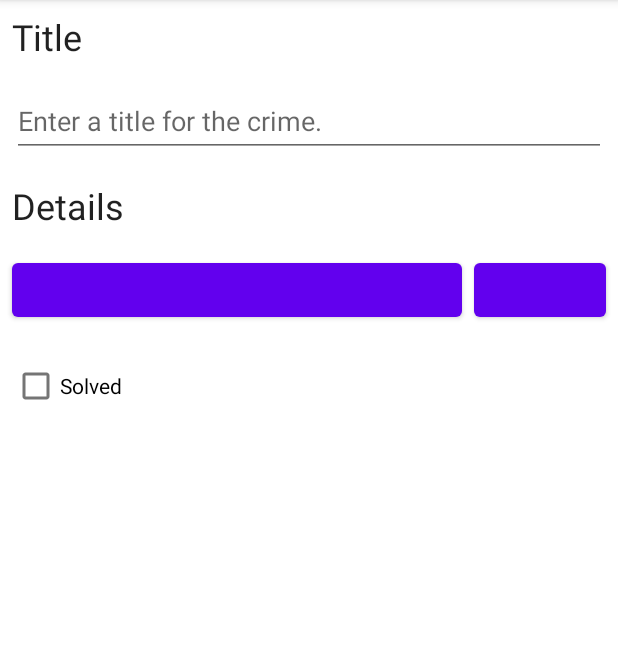
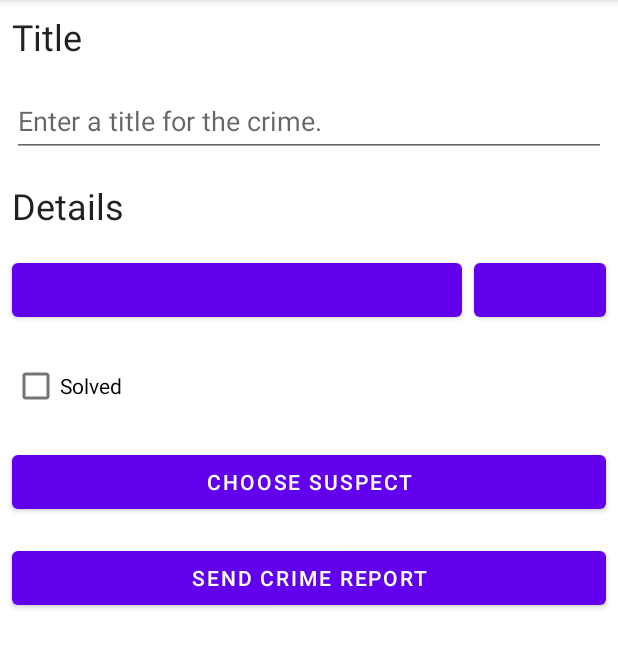
Before and after one commit to JohnyLukas/crime-and-punishment, an Android app: the screen it shows after launch (MainActivity), after a tap on "New Crime", on a phone screen of 412 x 824 dp, the part 84-752 px from its top. Run offline under Robolectric (Android 15) with nearby library versions, the phone set to English and light mode, and no system bars; our stand-ins replace Room's generated code; libraries missing offline, so code that uses them is left out: by.kirich1409.viewbindingdelegate; 15 statements that could not run were skipped.

Commit message:
crime&punishment v4.0

```diff
--- a/app/src/main/AndroidManifest.xml
+++ b/app/src/main/AndroidManifest.xml
@@ -27,5 +27,11 @@
                 android:value="" />
         </activity>
     </application>
+    <queries>
+        <intent>
+            <action android:name="android.intent.action.PICK" />
+            <data android:mimeType="vnd.android.cursor.dir/contact" />
+        </intent>
+    </queries>
 
 </manifest>
--- a/app/src/main/java/com/example/criminalintent/Crime.kt
+++ b/app/src/main/java/com/example/criminalintent/Crime.kt
@@ -10,5 +10,6 @@ data class Crime(
     val id: UUID,
     val title: String,
     val date: Date,
-    val isSolved: Boolean
+    val isSolved: Boolean,
+    val suspect: String = ""
 )
--- a/app/src/main/java/com/example/criminalintent/CrimeRepository.kt
+++ b/app/src/main/java/com/example/criminalintent/CrimeRepository.kt
@@ -3,6 +3,7 @@ package com.example.criminalintent
 import android.content.Context
 import androidx.room.Room
 import com.example.criminalintent.database.CrimeDatabase
+import com.example.criminalintent.database.migration_1_2
 import kotlinx.coroutines.CoroutineScope
 import kotlinx.coroutines.DelicateCoroutinesApi
 import kotlinx.coroutines.GlobalScope
@@ -17,7 +18,9 @@ class CrimeRepository @OptIn(DelicateCoroutinesApi::class) private constructor(
 ) {
     private val database: CrimeDatabase = Room.databaseBuilder(
             context.applicationContext, CrimeDatabase::class.java, DATABASE_NAME
-        ).build()
+        )
+        .addMigrations(migration_1_2)
+        .build()
 
     fun getCrimes(): Flow<List<Crime>> = database.crimeDao().getCrimes()
 
--- a/app/src/main/java/com/example/criminalintent/database/CrimeDatabase.kt
+++ b/app/src/main/java/com/example/criminalintent/database/CrimeDatabase.kt
@@ -3,10 +3,20 @@ package com.example.criminalintent.database
 import androidx.room.Database
 import androidx.room.RoomDatabase
 import androidx.room.TypeConverters
+import androidx.room.migration.Migration
+import androidx.sqlite.db.SupportSQLiteDatabase
 import com.example.criminalintent.Crime
 
-@Database(entities = [Crime::class], version = 1, exportSchema = false)
+@Database(entities = [Crime::class], version = 2, exportSchema = false)
 @TypeConverters(CrimeTypeConverters::class)
 abstract class CrimeDatabase : RoomDatabase() {
     abstract fun crimeDao(): CrimeDao
 }
+
+val migration_1_2 = object  : Migration(1, 2) {
+    override fun migrate(database: SupportSQLiteDatabase) {
+        database.execSQL(
+            "ALTER TABLE Crime ADD COLUMN suspect TEXT NOT NULL DEFAULT ''"
+        )
+    }
+}
--- a/app/src/main/res/layout/fragment_crime_detail.xml
+++ b/app/src/main/res/layout/fragment_crime_detail.xml
@@ -1,5 +1,6 @@
 <?xml version="1.0" encoding="utf-8"?>
-<androidx.constraintlayout.widget.ConstraintLayout xmlns:android="http://schemas.android.com/apk/res/android"
+<androidx.constraintlayout.widget.ConstraintLayout
+    xmlns:android="http://schemas.android.com/apk/res/android"
     xmlns:app="http://schemas.android.com/apk/res-auto"
     xmlns:tools="http://schemas.android.com/tools"
     android:id="@+id/linearLayoutFragmentDetail"
@@ -83,4 +84,29 @@
         app:layout_constraintStart_toStartOf="parent"
         app:layout_constraintTop_toBottomOf="@+id/crime_date" />
 
+    <Button
+        android:id="@+id/chooseSuspect"
+        android:layout_width="0dp"
+        android:layout_height="wrap_content"
+        android:layout_marginStart="8dp"
+        android:layout_marginTop="16dp"
+        android:layout_marginEnd="8dp"
+        android:text="@string/crime_suspect_text"
+        app:layout_constraintEnd_toEndOf="parent"
+        app:layout_constraintStart_toStartOf="parent"
+        app:layout_constraintTop_toBottomOf="@+id/isCrimeSolved" />
+
+    <Button
+        android:id="@+id/sendCrimeReport"
+        android:layout_width="0dp"
+        android:layout_height="wrap_content"
+        android:layout_marginStart="8dp"
+        android:layout_marginTop="16dp"
+        android:layout_marginEnd="8dp"
+        android:text="@string/crime_report_text"
+        app:layout_constraintEnd_toEndOf="parent"
+        app:layout_constraintStart_toStartOf="parent"
+        app:layout_constraintTop_toBottomOf="@+id/chooseSuspect" />
+
+
 </androidx.constraintlayout.widget.ConstraintLayout>
--- a/app/src/main/res/values/strings.xml
+++ b/app/src/main/res/values/strings.xml
@@ -8,4 +8,13 @@
     <string name="new_crime">New Crime</string>
     <string name="delete_crime">Delete Crime</string>
     <string name="no_crimes">There are no crimes</string>
+    <string name="crime_suspect_text">Choose Suspect</string>
+    <string name="crime_report_text">Send Crime Report</string>
+    <string name="crime_report">%1$s! The crime was discovered on %2$s. %3$s, and %4$s</string>
+    <string name="crime_report_solved">The case is solved</string>
+    <string name="crime_report_unsolved">The case is not solved</string>
+    <string name="crime_report_no_suspect">there is no suspect.</string>
+    <string name="crime_report_suspect">the suspect is %s.</string>
+    <string name="crime_report_subject">CriminalIntent Crime Report</string>
+    <string name="send_report">Send crime report via</string>
 </resources>
```
Also changed, not shown: app/src/main/java/com/example/criminalintent/CrimeDetailFragment.kt (+96 -2 lines), app/src/main/java/com/example/criminalintent/CrimeListAdapter.kt (+7 -3 lines).
